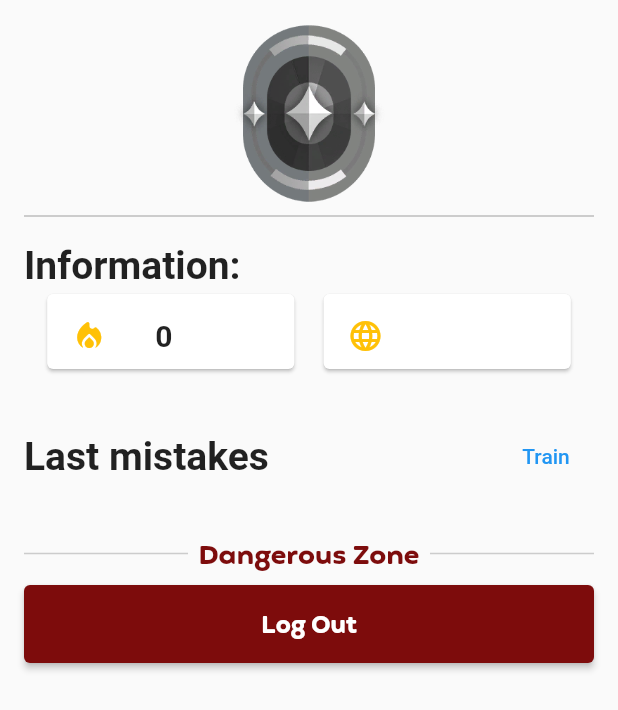
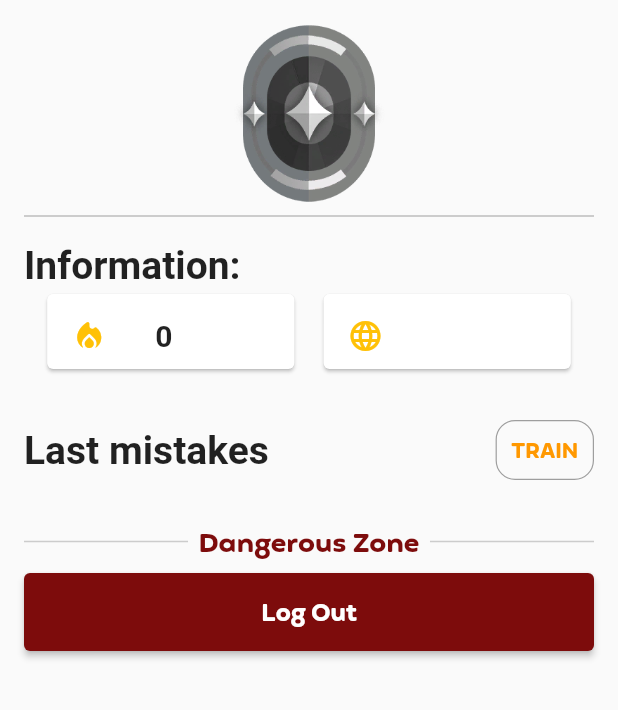
Before and after one commit to chillit/codeHub, a Flutter app: the Profile screen opened directly, on a phone screen of 412 x 824 dp. Shown: the top 710 px of the screen. Run offline on Flutter 3.47's test engine with Material 2 defaults, Android fonts, the phone set to English and light mode, and no system bars; our stand-ins replace awesome_dialog, firebase_auth, firebase_core, firebase_database, firebase_messaging, youtube_player_flutter; accounts and stored records are empty.

Commit message:
TRain btn+fix bug logout

```diff
--- a/lib/src/home/main_screen/profile.dart
+++ b/lib/src/home/main_screen/profile.dart
@@ -234,11 +234,19 @@ _titleText(String text) {
                       mainAxisAlignment: MainAxisAlignment.spaceBetween,
                       children: <Widget>[
                         _titleText("Last mistakes"),
-                        TextButton(
-                            onPressed: (){
-                              getPythonQuestions();
-                            },
-                            child: Text("Train"))
+                        Container(
+                          height: 40,
+                          decoration: BoxDecoration(
+                            borderRadius: BorderRadius.circular(13),
+                            border: Border.all(width: 0.8,color: Colors.grey),
+
+                          ),
+                          child: TextButton(
+                              onPressed: (){
+                                getPythonQuestions();
+                              },
+                              child: Text("TRAIN",style: TextStyle(fontFamily: "Feather",fontSize: 14,color: Colors.orange),)),
+                        )
                       ],
                     ),
                     SizedBox(height: 10),
--- a/lib/src/pages/create_account.dart
+++ b/lib/src/pages/create_account.dart
@@ -260,6 +260,7 @@ class _CreateUserState extends State<CreateUser> {
       child: Scaffold(
         backgroundColor: Colors.transparent,
         appBar: AppBar(
+          automaticallyImplyLeading: false,
           backgroundColor: Colors.transparent,
           shadowColor: Colors.transparent,
           elevation: 0.0,
@@ -624,6 +625,7 @@ class _LogINaccountState extends State<LogINaccount> {
       child: Scaffold(
         backgroundColor: Colors.transparent,
         appBar: AppBar(
+          automaticallyImplyLeading: false,
           backgroundColor: Colors.transparent,
           shadowColor: Colors.transparent,
           elevation: 0,
```
Also changed, not shown: 1 other file.
